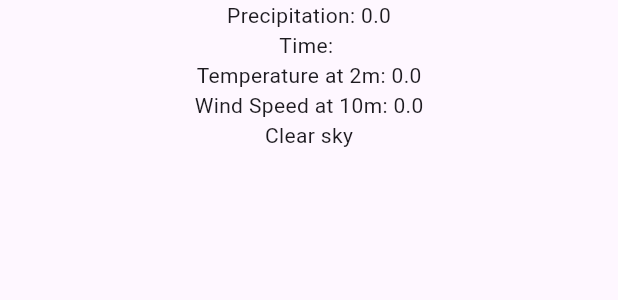
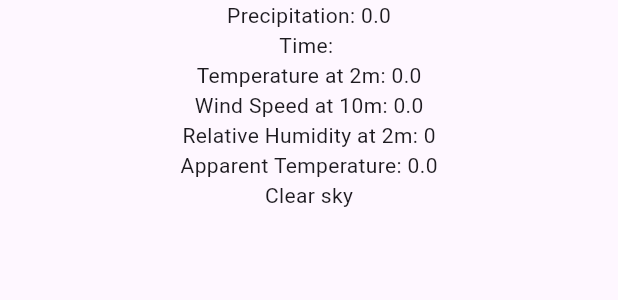
Before and after one commit to whosjorge23/weather_clean_architecture, a Flutter app: the WeatherPageContent widget shown alone on an empty page, opened directly with empty values, on a phone screen of 412 x 824 dp. Shown: the top 300 px of the screen. Run offline on Flutter 3.47's test engine with Material 3 defaults, Android fonts, the light colour scheme and no system bars; our stand-ins replace bloc, dio, equatable, flutter_bloc, freezed_annotation, geolocator and 4 more; missing offline and left inert: geolocator_platform_interface; generated files the repository leaves out were written again.

Commit message:
Add relativeHumidity2m, apparentTemperature to the model

```diff
--- a/lib/data/datasource/weather/weather_api_client.dart
+++ b/lib/data/datasource/weather/weather_api_client.dart
@@ -9,7 +9,7 @@ abstract class WeatherApiClient {
   factory WeatherApiClient(Dio dio) = _WeatherApiClient;
 
   @GET(
-      '/v1/forecast?latitude={latitude}&longitude={longitude}&current=temperature_2m,precipitation,weather_code,wind_speed_10m&temperature_unit={temperatureUnit}&wind_speed_unit={windSpeed}')
+      '/v1/forecast?latitude={latitude}&longitude={longitude}&current=temperature_2m,relative_humidity_2m,apparent_temperature,precipitation,weather_code,wind_speed_10m&temperature_unit={temperatureUnit}&wind_speed_unit={windSpeed}')
   Future<WeatherResponseDTO> getWeather(
     @Path('latitude') double latitude,
     @Path('longitude') double longitude,
--- a/lib/domain/entities/current_response_entity.dart
+++ b/lib/domain/entities/current_response_entity.dart
@@ -9,6 +9,8 @@ class CurrentResponseEntity extends BaseEntity {
   final double? temperature2m;
   final WeatherCodeEnum? weatherCode;
   final double? windSpeed10m;
+  final int? relativeHumidity2m;
+  final double? apparentTemperature;
 
   const CurrentResponseEntity({
     this.time,
@@ -17,6 +19,8 @@ class CurrentResponseEntity extends BaseEntity {
     this.temperature2m,
     this.weatherCode,
     this.windSpeed10m,
+    this.relativeHumidity2m,
+    this.apparentTemperature,
   });
 
   @override
@@ -28,10 +32,20 @@ class CurrentResponseEntity extends BaseEntity {
       time: time,
       interval: interval,
       precipitation: precipitation,
+      relativeHumidity2m: relativeHumidity2m,
+      apparentTemperature: apparentTemperature,
     );
   }
 
   @override
-  List<Object?> get props =>
-      [time, interval, precipitation, temperature2m, weatherCode, windSpeed10m];
+  List<Object?> get props => [
+        time,
+        interval,
+        precipitation,
+        temperature2m,
+        weatherCode,
+        windSpeed10m,
+        relativeHumidity2m,
+        apparentTemperature,
+      ];
 }
--- a/lib/domain/entities/current_units_response_entity.dart
+++ b/lib/domain/entities/current_units_response_entity.dart
@@ -8,6 +8,8 @@ class CurrentUnitsResponseEntity extends BaseEntity {
   final String? temperature2m;
   final String? weatherCode;
   final String? windSpeed10m;
+  final String? relativeHumidity2m;
+  final String? apparentTemperature;
 
   const CurrentUnitsResponseEntity({
     this.time,
@@ -16,6 +18,8 @@ class CurrentUnitsResponseEntity extends BaseEntity {
     this.temperature2m,
     this.weatherCode,
     this.windSpeed10m,
+    this.relativeHumidity2m,
+    this.apparentTemperature,
   });
 
   @override
@@ -27,10 +31,20 @@ class CurrentUnitsResponseEntity extends BaseEntity {
       time: time,
       interval: interval,
       precipitation: precipitation,
+      relativeHumidity2m: relativeHumidity2m,
+      apparentTemperature: apparentTemperature,
     );
   }
 
   @override
-  List<Object?> get props =>
-      [time, interval, precipitation, temperature2m, weatherCode, windSpeed10m];
+  List<Object?> get props => [
+        time,
+        interval,
+        precipitation,
+        temperature2m,
+        weatherCode,
+        windSpeed10m,
+        relativeHumidity2m,
+        apparentTemperature,
+      ];
 }
--- a/lib/features/weather/widgets/weather_page_content.dart
+++ b/lib/features/weather/widgets/weather_page_content.dart
@@ -30,41 +30,55 @@ class WeatherPageContent extends StatelessWidget {
           Text(
             'Wind Speed at 10m: ${weatherEntity.current?.windSpeed10m}${weatherEntity.currentUnits?.windSpeed10m}',
           ),
+          Text(
+            'Relative Humidity at 2m: ${weatherEntity.current?.relativeHumidity2m}${weatherEntity.currentUnits?.relativeHumidity2m}',
+          ),
+          Text(
+            'Apparent Temperature: ${weatherEntity.current?.apparentTemperature}${weatherEntity.currentUnits?.temperature2m}',
+          ),
           switch (weatherEntity.current?.weatherCode) {
             WeatherCodeEnum.clearsky => Text(context.l10n.clearsky),
-            WeatherCodeEnum.mainlyclear => Text('Mainly clear'),
-            WeatherCodeEnum.partlycloudy => Text('partly cloudy'),
-            WeatherCodeEnum.overcast => Text('overcast'),
-            WeatherCodeEnum.fog => Text('Fog'),
-            WeatherCodeEnum.rimeFog => Text('depositing rime fog'),
-            WeatherCodeEnum.drizzleLight => Text('Drizzle Light'),
-            WeatherCodeEnum.drizzleModerate => Text('Drizzle Moderate'),
-            WeatherCodeEnum.drizzleDense => Text('Drizzle Dense'),
+            WeatherCodeEnum.mainlyclear => Text(context.l10n.mainlyclear),
+            WeatherCodeEnum.partlycloudy => Text(context.l10n.partlycloudy),
+            WeatherCodeEnum.overcast => Text(context.l10n.overcast),
+            WeatherCodeEnum.fog => Text(context.l10n.fog),
+            WeatherCodeEnum.rimeFog => Text(context.l10n.rimeFog),
+            WeatherCodeEnum.drizzleLight => Text(context.l10n.drizzleLight),
+            WeatherCodeEnum.drizzleModerate =>
+              Text(context.l10n.drizzleModerate),
+            WeatherCodeEnum.drizzleDense => Text(context.l10n.drizzleDense),
             WeatherCodeEnum.freezingDrizzleLight =>
-              Text('Freezing Drizzle Light'),
+              Text(context.l10n.freezingDrizzleLight),
             WeatherCodeEnum.freezingDrizzleDense =>
-              Text('Freezing Drizzle Dense'),
-            WeatherCodeEnum.rainSlight => Text('Rain Slight'),
-            WeatherCodeEnum.rainModerate => Text('Rain Moderate'),
-            WeatherCodeEnum.rainHeavy => Text('Rain Heavy'),
-            WeatherCodeEnum.freezingRainLight => Text('Freezing Rain Light'),
-            WeatherCodeEnum.freezingRainHeavy => Text('Freezing Rain Heavy'),
-            WeatherCodeEnum.snowFallSlight => Text('Snow Fall Slight'),
-            WeatherCodeEnum.snowFallModerate => Text('Snow Fall Moderate'),
-            WeatherCodeEnum.snowFallHeavy => Text('Snow Fall Heavy'),
-            WeatherCodeEnum.snowGrains => Text('Snow Grains'),
-            WeatherCodeEnum.rainShowersSlight => Text('Rain Showers Slight'),
+              Text(context.l10n.freezingDrizzleDense),
+            WeatherCodeEnum.rainSlight => Text(context.l10n.rainSlight),
+            WeatherCodeEnum.rainModerate => Text(context.l10n.rainModerate),
+            WeatherCodeEnum.rainHeavy => Text(context.l10n.rainHeavy),
+            WeatherCodeEnum.freezingRainLight =>
+              Text(context.l10n.freezingRainLight),
+            WeatherCodeEnum.freezingRainHeavy =>
+              Text(context.l10n.freezingRainHeavy),
+            WeatherCodeEnum.snowFallSlight => Text(context.l10n.snowFallSlight),
+            WeatherCodeEnum.snowFallModerate =>
+              Text(context.l10n.snowFallModerate),
+            WeatherCodeEnum.snowFallHeavy => Text(context.l10n.snowFallHeavy),
+            WeatherCodeEnum.snowGrains => Text(context.l10n.snowGrains),
+            WeatherCodeEnum.rainShowersSlight =>
+              Text(context.l10n.rainShowersSlight),
             WeatherCodeEnum.rainShowersModerate =>
-              Text('Rain Showers Moderate'),
-            WeatherCodeEnum.rainShowersViolent => Text('Rain Showers Violent'),
-            WeatherCodeEnum.snowShowersSlight => Text('Snow Showers Slight'),
-            WeatherCodeEnum.snowShowersHeavy => Text('Snow Showers Heavy'),
-            WeatherCodeEnum.thunderstorm => Text('Thunderstorm'),
+              Text(context.l10n.rainShowersModerate),
+            WeatherCodeEnum.rainShowersViolent =>
+              Text(context.l10n.rainShowersViolent),
+            WeatherCodeEnum.snowShowersSlight =>
+              Text(context.l10n.snowShowersSlight),
+            WeatherCodeEnum.snowShowersHeavy =>
+              Text(context.l10n.snowShowersHeavy),
+            WeatherCodeEnum.thunderstorm => Text(context.l10n.thunderstorm),
             WeatherCodeEnum.thunderstormSlightHail =>
-              Text('Thunderstorm Slight Hail'),
+              Text(context.l10n.thunderstormSlightHail),
             WeatherCodeEnum.thunderstormHeavyHail =>
-              Text('Thunderstorm Heavy Hail'),
-            _ => Text('Clear Sky'),
+              Text(context.l10n.thunderstormHeavyHail),
+            _ => Text(context.l10n.clearsky),
           },
           // Text(
           //   'Weather Code: ${weatherEntity.current?.weatherCode}',
```
Also changed, not shown: lib/data/dto/weather_response_dto.dart (+50 -8 lines), lib/data/datasource/weather/weather_api_client.g.dart, lib/data/dto/weather_response_dto.g.dart.
